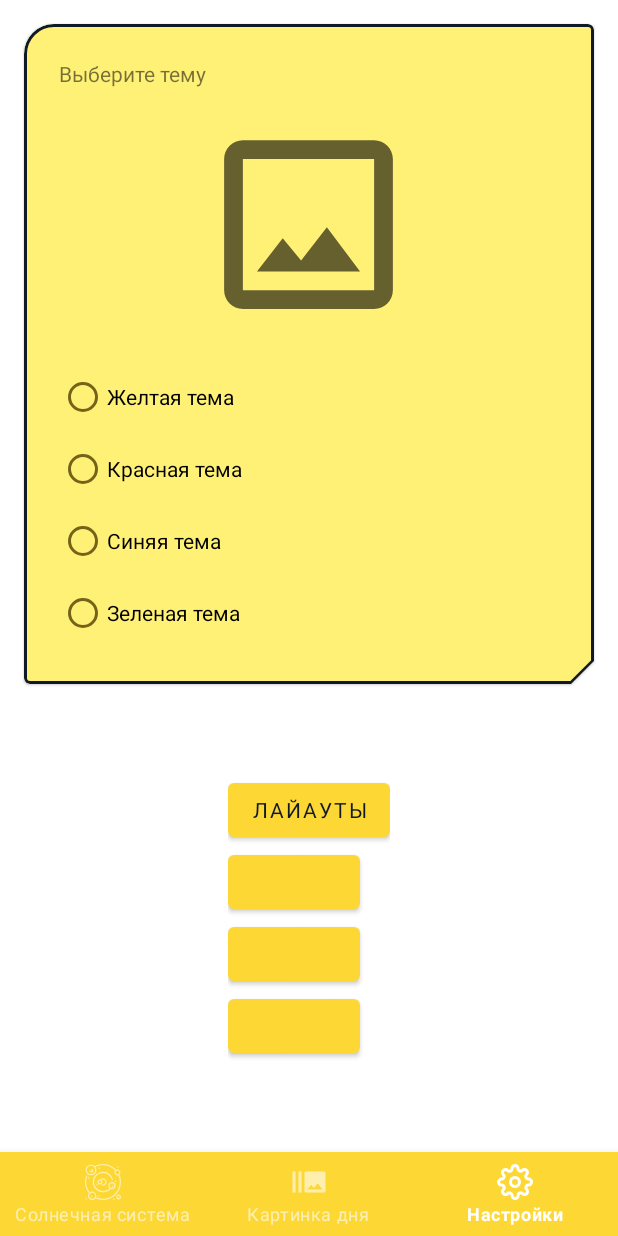
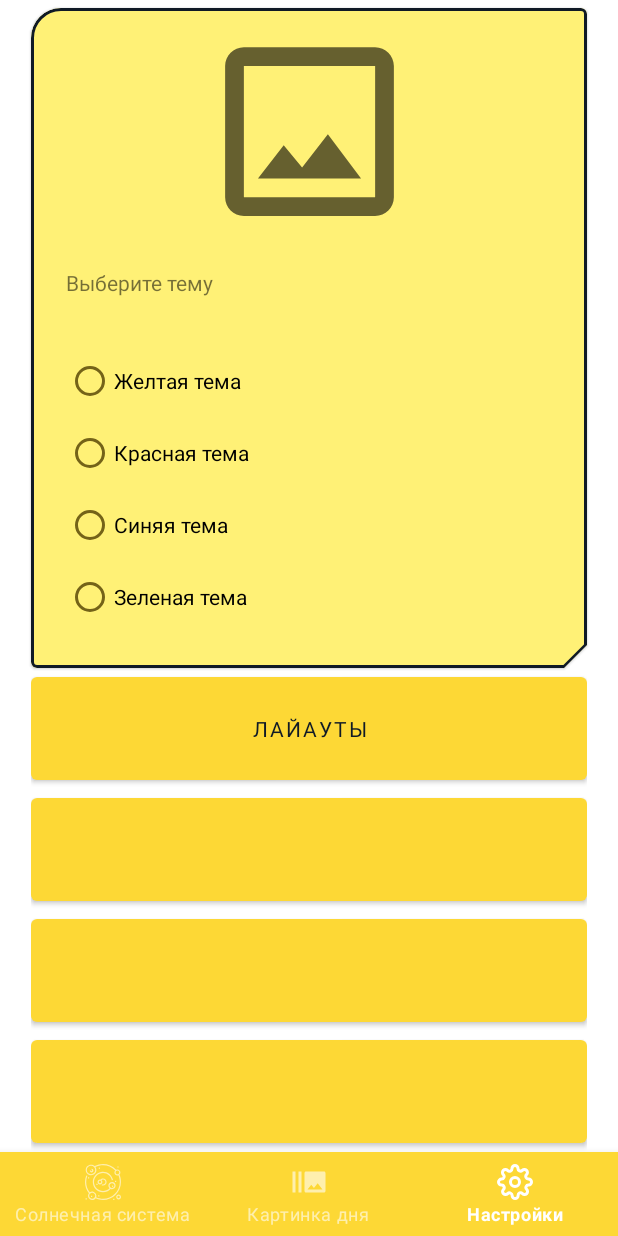
Before and after one commit to TheFear36/NASADesign, an Android app: the screen it shows after launch (MainActivity), item 3 of the bottom bar chosen, on a phone screen of 412 x 824 dp. Run offline under Robolectric (Android 15) with nearby library versions, the phone set to English and light mode, and no system bars; pictures from the network do not load; Roboto replaces fonts that are not available here; 1 statement that could not run was skipped.

Commit message:
Закончил игры с гайдлайнами и барьерами. Оставил закомментированный барьер для сохранения в коммите

```diff
--- a/app/src/main/res/layout/fragment_settings.xml
+++ b/app/src/main/res/layout/fragment_settings.xml
@@ -5,31 +5,73 @@
     android:layout_height="match_parent"
     android:orientation="vertical">
 
+    <androidx.constraintlayout.widget.ConstraintLayout
+        android:layout_width="match_parent"
+        android:layout_height="match_parent">
+
+
+    </androidx.constraintlayout.widget.ConstraintLayout>
+<!--
+    <androidx.constraintlayout.widget.Barrier
+        android:id="@+id/barrier1"
+        android:layout_width="wrap_content"
+        android:layout_height="wrap_content"
+        app:constraint_referenced_ids="guidelineLow"
+        app:barrierDirection="start"
+        />-->
+
+    <androidx.constraintlayout.widget.Guideline
+        android:id="@+id/guidelineStart"
+        app:layout_constraintGuide_percent="0.05"
+        android:orientation="vertical"
+        android:layout_width="wrap_content"
+        android:layout_height="wrap_content" />
+    <androidx.constraintlayout.widget.Guideline
+        android:id="@+id/guidelineEnd"
+        app:layout_constraintGuide_percent="0.95"
+        android:orientation="vertical"
+        android:layout_width="wrap_content"
+        android:layout_height="wrap_content" />
+    <androidx.constraintlayout.widget.Guideline
+        android:id="@+id/guidelineLow"
+        app:layout_constraintGuide_percent="0.15"
+        android:orientation="vertical"
+        android:layout_width="wrap_content"
+        android:layout_height="wrap_content" />
+
+
     <com.google.android.material.card.MaterialCardView
         android:id="@+id/materialCardView"
-        android:layout_width="match_parent"
+        android:layout_width="0dp"
         android:layout_height="wrap_content"
-        android:layout_margin="@dimen/default_padding"
-        app:layout_constraintEnd_toEndOf="parent"
-        app:layout_constraintStart_toStartOf="parent"
+        android:layout_marginTop="@dimen/low_dp"
+        app:layout_constraintEnd_toEndOf="@id/guidelineEnd"
+        app:layout_constraintStart_toStartOf="@id/guidelineStart"
         app:layout_constraintTop_toTopOf="parent">
 
-        <LinearLayout
+        <androidx.constraintlayout.widget.ConstraintLayout
             android:layout_width="match_parent"
             android:layout_height="wrap_content"
             android:orientation="vertical">
 
             <TextView
+                android:id="@+id/choiceThemeText"
                 android:layout_width="wrap_content"
                 android:layout_height="wrap_content"
                 android:fontFamily="@font/caudex_bold_italic"
+                app:layout_constraintTop_toBottomOf="@id/image"
+                app:layout_constraintStart_toStartOf="parent"
+                app:layout_constraintTop_toTopOf=""
                 android:padding="@dimen/default_padding"
                 android:text="@string/choice_theme" />
 
             <ImageView
+                android:id="@+id/image"
                 android:layout_width="150dp"
                 android:layout_height="150dp"
-                android:layout_gravity="center"
+                app:layout_constraintTop_toTopOf="parent"
+                app:layout_constraintStart_toStartOf="parent"
+                app:layout_constraintEnd_toEndOf="parent"
                 android:contentDescription="@string/settings"
                 android:src="@drawable/ic_theme" />
 
@@ -39,7 +81,7 @@
                 android:layout_height="wrap_content"
                 android:padding="@dimen/default_padding"
                 app:layout_constraintStart_toStartOf="parent"
-                app:layout_constraintTop_toTopOf="parent">
+                app:layout_constraintTop_toBottomOf="@id/choiceThemeText">
 
                 <RadioButton
                     android:id="@+id/yellowTheme"
@@ -66,40 +108,58 @@
                     android:text="@string/green_theme_str" />
             </RadioGroup>
 
-        </LinearLayout>
+        </androidx.constraintlayout.widget.ConstraintLayout>
 
     </com.google.android.material.card.MaterialCardView>
 
-    <androidx.appcompat.widget.LinearLayoutCompat
-        android:layout_width="wrap_content"
-        android:layout_height="wrap_content"
+    <androidx.constraintlayout.widget.ConstraintLayout
+        android:layout_width="0dp"
+        android:layout_height="0dp"
+        android:orientation="vertical"
         app:layout_constraintBottom_toBottomOf="parent"
-        app:layout_constraintEnd_toEndOf="parent"
-        app:layout_constraintStart_toStartOf="parent"
-        android:orientation="vertical"
+        app:layout_constraintEnd_toEndOf="@id/guidelineEnd"
+        app:layout_constraintStart_toStartOf="@id/guidelineStart"
         app:layout_constraintTop_toBottomOf="@+id/materialCardView">
 
         <com.google.android.material.button.MaterialButton
             android:id="@+id/relocateToLayoutFragmentButton"
+            android:layout_width="0dp"
+            android:layout_height="0dp"
             android:text="@string/layouts"
             android:textColor="@color/dark_blue"
-            android:layout_width="wrap_content"
-            android:layout_height="wrap_content" />
+            app:layout_constraintBottom_toTopOf="@+id/relocateToMotionLayoutFragmentButton"
+            app:layout_constraintEnd_toEndOf="parent"
+            app:layout_constraintStart_toStartOf="parent"
+            app:layout_constraintTop_toTopOf="parent" />
 
         <com.google.android.material.button.MaterialButton
             android:id="@+id/relocateToMotionLayoutFragmentButton"
-            android:layout_width="wrap_content"
-            android:layout_height="wrap_content" />
+            android:layout_width="0dp"
+            android:layout_height="0dp"
+            app:layout_constraintBottom_toTopOf="@+id/materialButton"
+            app:layout_constraintEnd_toEndOf="parent"
+            app:layout_constraintStart_toStartOf="parent"
+            app:layout_constraintTop_toBottomOf="@+id/relocateToLayoutFragmentButton" />
 
         <com.google.android.material.button.MaterialButton
-            android:layout_width="wrap_content"
-            android:layout_height="wrap_content" />
+            android:id="@+id/materialButton"
+            android:layout_width="0dp"
+            android:layout_height="0dp"
+            app:layout_constraintBottom_toTopOf="@+id/tempButton"
+            app:layout_constraintEnd_toEndOf="parent"
+            app:layout_constraintStart_toStartOf="parent"
+            app:layout_constraintTop_toBottomOf="@+id/relocateToMotionLayoutFragmentButton" />
 
         <com.google.android.material.button.MaterialButton
-            android:layout_width="wrap_content"
-            android:layout_height="wrap_content" />
+            android:id="@+id/tempButton"
+            android:layout_width="0dp"
+            android:layout_height="0dp"
+            app:layout_constraintBottom_toBottomOf="parent"
+            app:layout_constraintEnd_toEndOf="parent"
+            app:layout_constraintStart_toStartOf="parent"
+            app:layout_constraintTop_toBottomOf="@+id/materialButton" />
 
-    </androidx.appcompat.widget.LinearLayoutCompat>
+    </androidx.constraintlayout.widget.ConstraintLayout>
 
 
 
```
